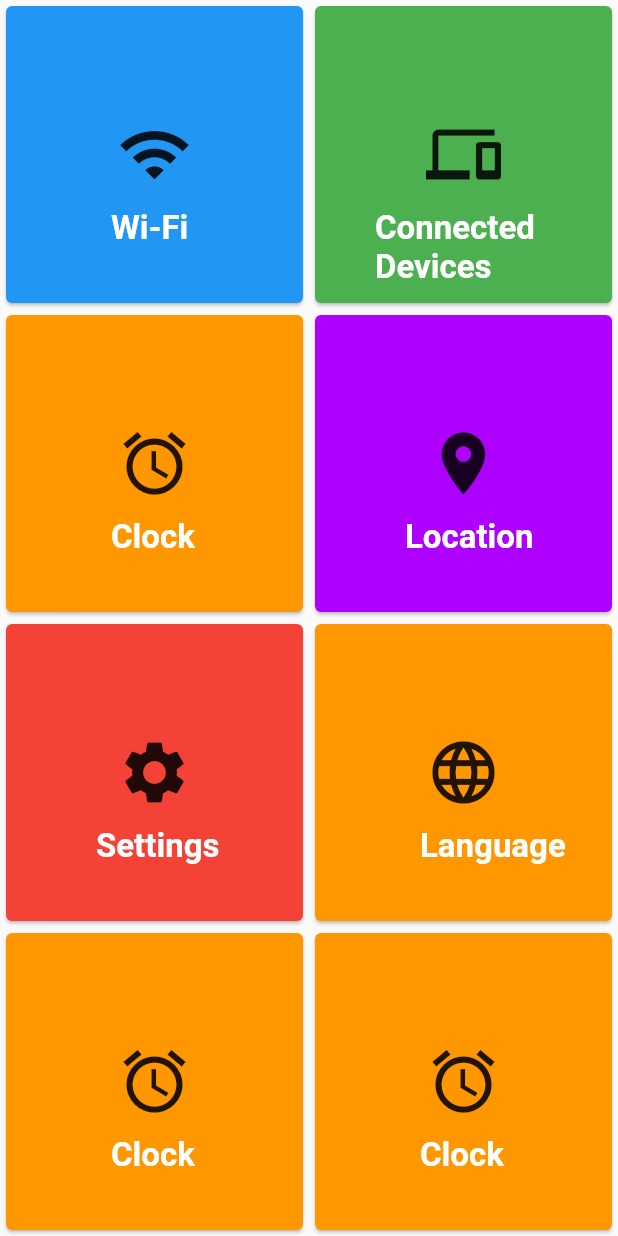
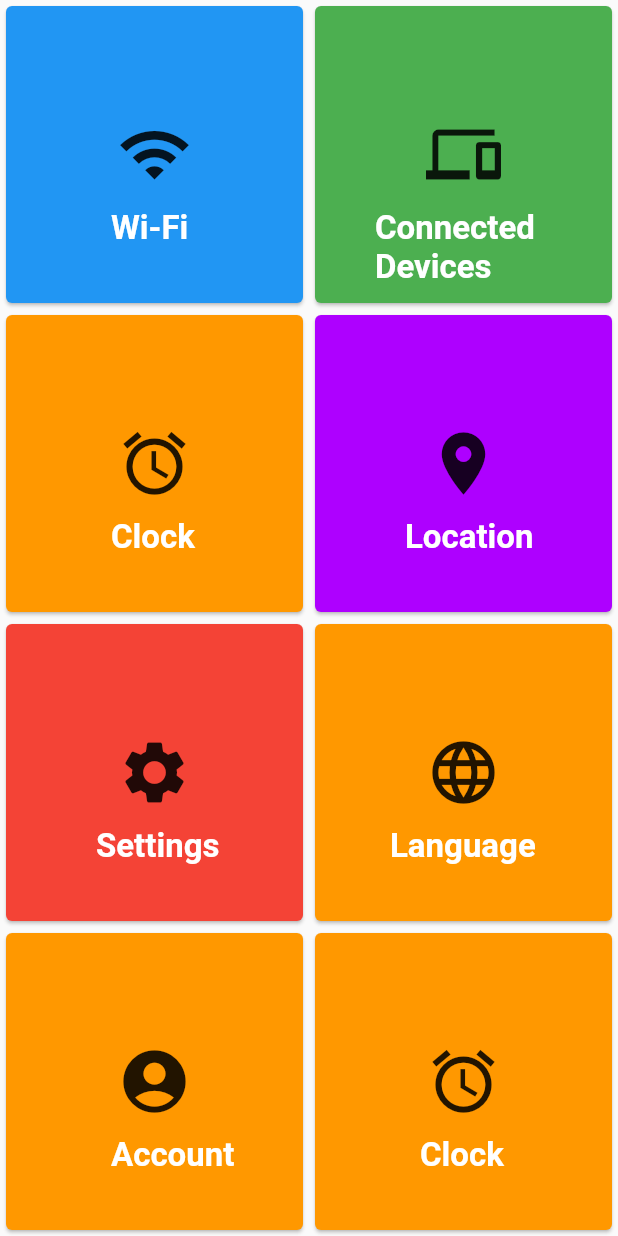
Before and after one commit to Anasahmed01/l-view-g-view, a Flutter app: the screen it shows after launch, on a phone screen of 412 x 824 dp. Run offline on Flutter 3.47's test engine with Material 2 defaults, Android fonts, the phone set to English and light mode, and no system bars.

Commit message:
first commit

```diff
--- a/lib/home.dart
+++ b/lib/home.dart
@@ -135,7 +135,7 @@ class Homeapp extends StatelessWidget {
                   ),
                 ),
                 Container(
-                  margin: const EdgeInsets.only(top: 135, left: 70),
+                  margin: const EdgeInsets.only(top: 135, left: 50),
                   child: const Text(
                     "Language",
                     style: TextStyle(
@@ -153,14 +153,14 @@ class Homeapp extends StatelessWidget {
               children: [
                 const Center(
                   child: Icon(
-                    Icons.access_alarm,
+                    Icons.account_circle,
                     size: 50,
                   ),
                 ),
                 Container(
                   margin: const EdgeInsets.only(top: 135, left: 70),
                   child: const Text(
-                    "Clock",
+                    "Account",
                     style: TextStyle(
                         color: Colors.white,
                         fontSize: 22.0,
```
